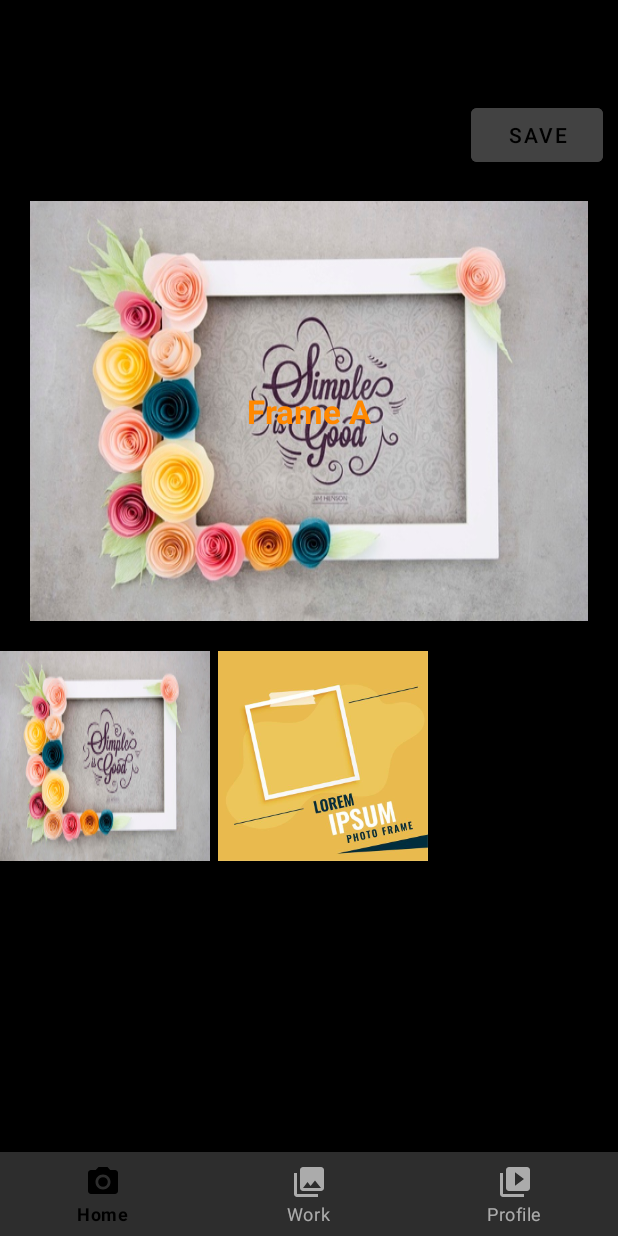
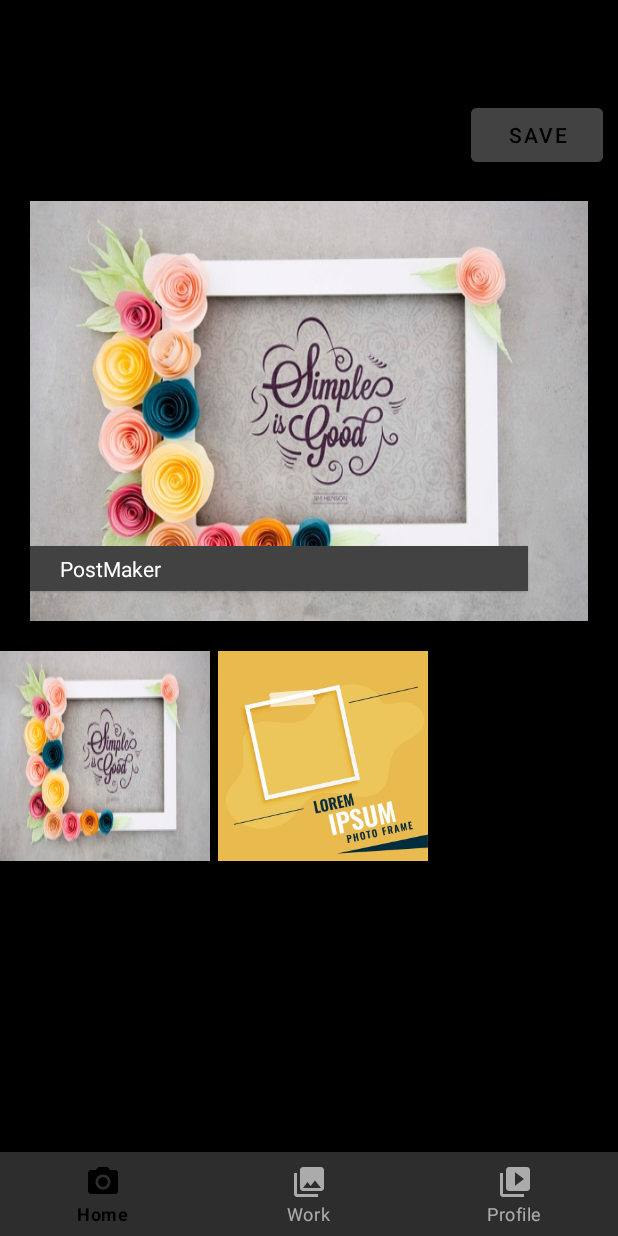
Before and after one commit to KishanViramgama/PostMaker, an Android app: the screen it shows after launch (MainActivity), on a phone screen of 412 x 824 dp. Run offline under Robolectric (Android 15) with nearby library versions, the phone set to English and light mode, and no system bars.

Commit message:
add some code
add some code

```diff
--- a/app/src/main/java/com/app/postmaker/item/ProfileList.kt
+++ b/app/src/main/java/com/app/postmaker/item/ProfileList.kt
@@ -5,6 +5,7 @@ import androidx.room.ColumnInfo
 import androidx.room.Entity
 
 import androidx.room.PrimaryKey
+
 @Entity
 data class Profile(
     @ColumnInfo(name = "name") val name: String,
--- a/app/src/main/java/com/app/postmaker/util/YouApplication.kt
+++ b/app/src/main/java/com/app/postmaker/util/YouApplication.kt
@@ -6,7 +6,6 @@ class YouApplication : Application() {
 
     override fun onCreate() {
         super.onCreate()
-
     }
 
 }
--- a/app/src/main/res/layout/frame_a.xml
+++ b/app/src/main/res/layout/frame_a.xml
@@ -4,19 +4,38 @@
     android:layout_width="match_parent"
     android:layout_height="match_parent">
 
-    <com.google.android.material.textview.MaterialTextView
-        android:layout_width="0dp"
+    <com.google.android.material.card.MaterialCardView
+        android:layout_width="match_parent"
         android:layout_height="wrap_content"
-        android:layout_marginStart="10dp"
-        android:layout_marginEnd="10dp"
-        android:gravity="center"
-        android:text="Frame A"
-        android:textColor="@android:color/holo_orange_dark"
-        android:textSize="22sp"
-        android:textStyle="bold"
+        android:layout_marginEnd="40dp"
+        android:layout_marginBottom="20dp"
+        app:cardBackgroundColor="@color/button"
+        app:cardCornerRadius="0dp"
         app:layout_constraintBottom_toBottomOf="parent"
-        app:layout_constraintEnd_toEndOf="parent"
-        app:layout_constraintStart_toStartOf="parent"
-        app:layout_constraintTop_toTopOf="parent" />
+        app:layout_constraintStart_toStartOf="parent">
+
+        <androidx.constraintlayout.widget.ConstraintLayout
+            android:layout_width="match_parent"
+            android:layout_height="wrap_content">
+
+            <com.google.android.material.textview.MaterialTextView
+                android:id="@+id/textView_frame_a"
+                android:layout_width="wrap_content"
+                android:layout_height="wrap_content"
+                android:layout_marginStart="20dp"
+                android:layout_marginTop="5dp"
+                android:layout_marginEnd="20dp"
+                android:layout_marginBottom="5dp"
+                android:text="@string/app_name"
+                android:textColor="@color/white"
+                app:layout_constraintBottom_toBottomOf="parent"
+                app:layout_constraintEnd_toEndOf="parent"
+                app:layout_constraintHorizontal_bias="0.0"
+                app:layout_constraintStart_toStartOf="parent"
+                app:layout_constraintTop_toTopOf="parent" />
+
+        </androidx.constraintlayout.widget.ConstraintLayout>
+
+    </com.google.android.material.card.MaterialCardView>
 
 </androidx.constraintlayout.widget.ConstraintLayout>
--- a/app/src/main/res/layout/home_fragment.xml
+++ b/app/src/main/res/layout/home_fragment.xml
@@ -11,7 +11,7 @@
         android:layout_height="wrap_content"
         android:layout_marginTop="10dp"
         android:layout_marginEnd="10dp"
-        android:backgroundTint="@color/cardview_dark_background"
+        android:backgroundTint="@color/button"
         android:text="Save"
         app:layout_constraintEnd_toEndOf="parent"
         app:layout_constraintTop_toTopOf="parent" />
```
Also changed, not shown: app/src/main/java/com/app/postmaker/database/DatabaseClient.kt (+7 -7 lines), app/src/main/java/com/app/postmaker/ui/fragment/ProfileFragment.kt (+3 -8 lines), app/src/main/res/layout/frame_b.xml (+31 -11 lines), app/src/main/res/values-night/colors.xml (+4 -10 lines), app/src/main/res/values/colors.xml (+4 -10 lines).
